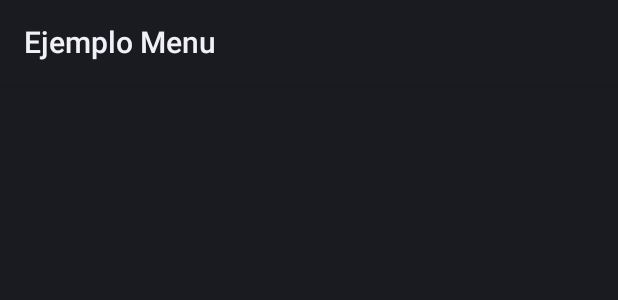
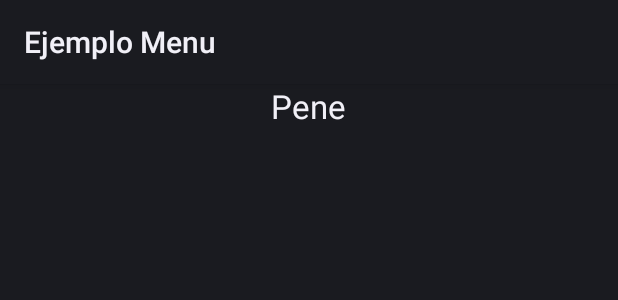
Before and after one commit to 1SI/MenuLateralSlide, an Android app: the layout seccion2.xml on its own in the app's theme, with its tools: preview values and no code run, on a phone screen of 412 x 824 dp. Shown: the top 300 px of the screen. Run offline under Robolectric (Android 15) with nearby library versions, the phone set to English and light mode, and no system bars.

Commit message:
Añado mapa

```diff
--- a/app/build.gradle
+++ b/app/build.gradle
@@ -1,13 +1,13 @@
 apply plugin: 'com.android.application'
 
 android {
-    compileSdkVersion 20
+    compileSdkVersion 21
     buildToolsVersion "20.0.0"
 
     defaultConfig {
         applicationId "com.elpoeta.menulateralslide"
         minSdkVersion 14
-        targetSdkVersion 20
+        targetSdkVersion 21
         versionCode 1
         versionName "1.0"
     }
@@ -18,4 +18,6 @@ dependencies {
     compile fileTree(dir: 'libs', include: ['*.jar'])
     compile 'com.android.support:support-v4:21.0.3'
     compile 'com.android.support:gridlayout-v7:21.0.3'
+    compile 'com.google.android.gms:play-services:6.5.87'
+    compile 'com.android.support:appcompat-v7:21.0.3'
 }
--- a/app/src/main/java/com/elpoeta/menulateralslide/Seccion3.java
+++ b/app/src/main/java/com/elpoeta/menulateralslide/Seccion3.java
@@ -15,7 +15,7 @@ public class Seccion3 extends Fragment {
     public View onCreateView(LayoutInflater inflater, ViewGroup container,
                              Bundle savedInstanceState) {
 
-        View rootView = inflater.inflate(R.layout.seccion3, container, false);
+        View rootView = inflater.inflate(R.layout.activity_mapa, container, false);
 
         return rootView;
     }
--- /dev/null
+++ b/app/src/main/res/layout/activity_mapa.xml
@@ -0,0 +1,5 @@
+<fragment xmlns:android="http://schemas.android.com/apk/res/android"
+    xmlns:tools="http://schemas.android.com/tools" android:layout_width="match_parent"
+    android:layout_height="match_parent" android:id="@+id/map"
+    tools:context="com.elpoeta.menulateralslide.Mapa"
+    android:name="com.google.android.gms.maps.MapFragment" />
--- a/app/src/main/res/layout/seccion2.xml
+++ b/app/src/main/res/layout/seccion2.xml
@@ -2,6 +2,14 @@
 
 <LinearLayout xmlns:android="http://schemas.android.com/apk/res/android"
     android:orientation="vertical" android:layout_width="match_parent"
-    android:layout_height="match_parent">
+    android:layout_height="match_parent"
+    android:weightSum="1">
 
+    <TextView
+        android:layout_width="wrap_content"
+        android:layout_height="wrap_content"
+        android:textAppearance="?android:attr/textAppearanceLarge"
+        android:text="Pene"
+        android:id="@+id/textView"
+        android:layout_gravity="center_horizontal" />
 </LinearLayout>
--- a/app/src/main/res/values/strings.xml
+++ b/app/src/main/res/values/strings.xml
@@ -25,5 +25,7 @@
 
     <!-- Content Description -->
     <string name="desc_list_item_icon">Item Icon</string>
+    <string name="txtsection2string">Pene</string>
+    <string name="title_activity_mapa">Map</string>
 
 </resources>
```
Also changed, not shown: app/src/debug/res/values/google_maps_api.xml (added, +18 -0 lines), app/src/main/AndroidManifest.xml (+23 -0 lines), app/src/main/java/com/elpoeta/menulateralslide/Mapa.java (added, +66 -0 lines), 2 other files.
